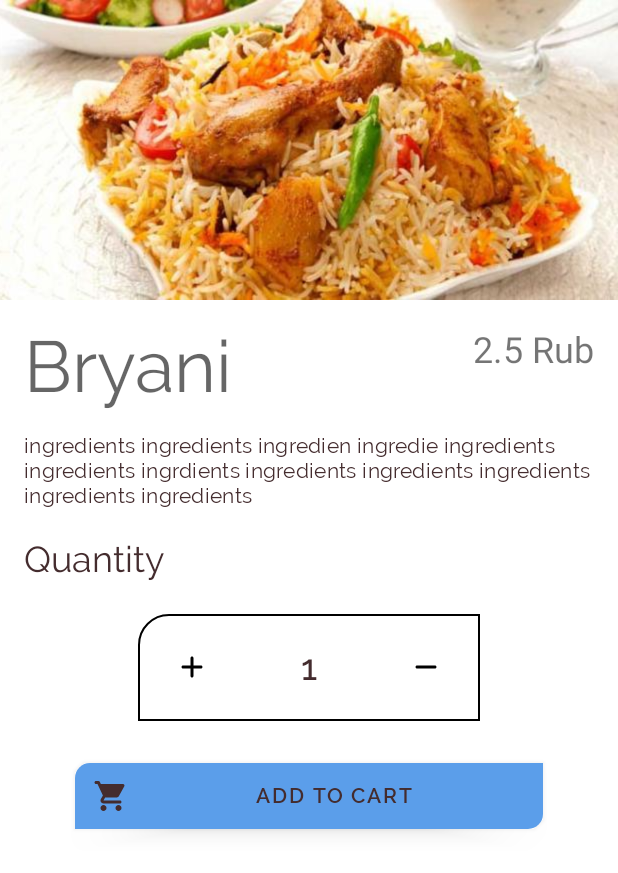
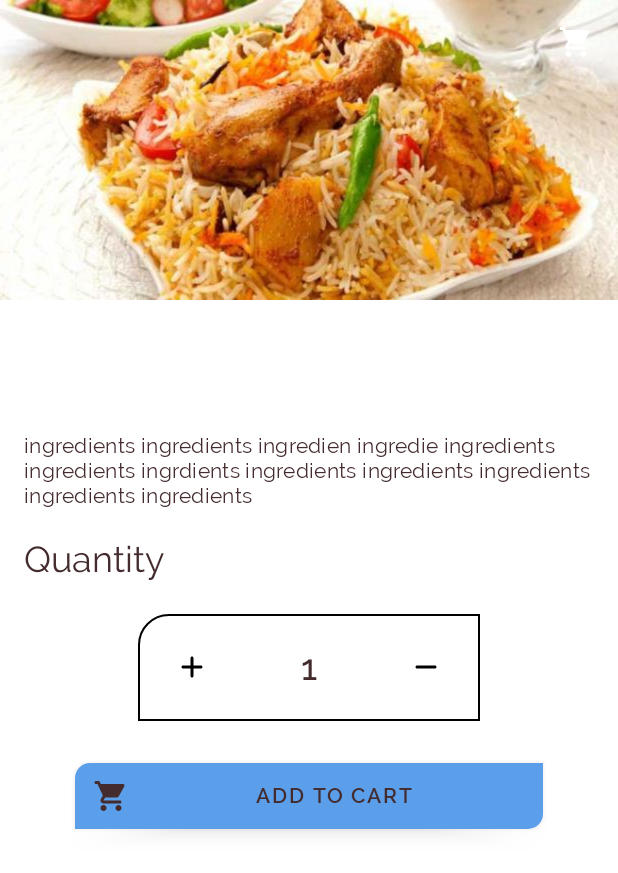
Before and after one commit to imustafin/innopolis-express, an Android app: the FoodDetails screen opened directly, with no data from a screen before it, on a phone screen of 412 x 824 dp. Shown: the top 873 px of the screen. Run offline under Robolectric (Android 15) with nearby library versions, the phone set to English and light mode, and no system bars; pictures from the network do not load; 4 statements that could not run were skipped.

Commit message:
Finish MVP

```diff
--- a/MVP/app/src/main/java/mfq/com/refooddelivery2/activity/CartActivity.java
+++ b/MVP/app/src/main/java/mfq/com/refooddelivery2/activity/CartActivity.java
@@ -16,11 +16,6 @@
 
         CartFragment fragment = new CartFragment();
         getSupportFragmentManager().beginTransaction().replace(R.id.fragmentContainer, fragment, CartFragment.class.getSimpleName()).commit();
-//        new Handler().postDelayed(() -> {
-//            mFab.setExpanded(!mFab.isExpanded());
-//            mBottomBar.setVisibility(View.INVISIBLE);
-//
-//        }, 100);
 
     }
 
--- a/MVP/app/src/main/java/mfq/com/refooddelivery2/activity/FoodDetails.java
+++ b/MVP/app/src/main/java/mfq/com/refooddelivery2/activity/FoodDetails.java
@@ -1,12 +1,38 @@
 package mfq.com.refooddelivery2.activity;
 
+import android.content.Context;
+import android.content.Intent;
 import android.os.Bundle;
+import android.view.View;
+import android.widget.ImageView;
+import android.widget.TextView;
+import android.widget.Toast;
+
+import com.bumptech.glide.Glide;
+import com.bumptech.glide.request.RequestOptions;
 
 import androidx.appcompat.app.AppCompatActivity;
 import androidx.appcompat.widget.Toolbar;
 import mfq.com.refooddelivery2.R;
+import mfq.com.refooddelivery2.helper.QuantityPicker;
+import mfq.com.refooddelivery2.models.Cart;
+import mfq.com.refooddelivery2.models.Product;
 
-public class FoodDetails extends AppCompatActivity {
+public class FoodDetails extends AppCompatActivity implements View.OnClickListener, QuantityPicker.OnQtyChangedListener {
+    private static final String KEY_PRODUCT = "PRODUCT";
+    private View mAddToCartButton;
+    private TextView mDescription;
+    private TextView mPrice;
+    private QuantityPicker mQty;
+    private TextView mTitle;
+    private Product mProduct;
+    private ImageView mImg;
+
+    public static Intent buildIntent(Context c, Product product) {
+        Intent intent = new Intent(c, FoodDetails.class);
+        intent.putExtra(KEY_PRODUCT, product);
+        return intent;
+    }
 
     @Override
     protected void onCreate(Bundle savedInstanceState) {
@@ -14,8 +40,47 @@
         setContentView(R.layout.activity_food_details);
         Toolbar toolbar = findViewById(R.id.toolbar);
         setSupportActionBar(toolbar);
+        mAddToCartButton = findViewById(R.id.detail_add_to_cart);
+        mDescription = findViewById(R.id.detail_description);
+        mPrice = findViewById(R.id.detail_price);
+        mQty = findViewById(R.id.detail_qty);
+        mTitle = findViewById(R.id.detail_title);
+        mImg = findViewById(R.id.detail_img);
 
+        mProduct = getIntent().getParcelableExtra(KEY_PRODUCT);
+        RequestOptions requestOptions = RequestOptions.placeholderOf(R.drawable.freakah).dontTransform();
+        Glide.with(this).load(mProduct.getImgUrl()).apply(requestOptions).into(mImg);
+        mTitle.setText(mProduct.getName());
+        mDescription.setText(mProduct.getDescription());
+        mPrice.setText(mProduct.getPrice().getFormattedValue());
+        mAddToCartButton.setOnClickListener(this);
+        findViewById(R.id.details_cart).setOnClickListener(this);
+        mQty.setOnQtyChangedListener(this);
 
     }
 
+    @Override
+    public void onClick(View v) {
+        if (v.getId() == R.id.details_cart) {
+            startActivity(new Intent(this, CartActivity.class));
+            return;
+        }
+        Cart.getInstance().addProduct(mProduct);
+        Toast.makeText(this, mProduct.getQuantity() + " " + mProduct.getName() + " is added to cart", Toast.LENGTH_SHORT).show();
+    }
+
+    @Override
+    public void onQtyChanged(int qty) {
+        mProduct.setQuantity(qty);
+    }
+
+    @Override
+    public void onQtyIncreased(int qty) {
+
+    }
+
+    @Override
+    public void onQtyDecreased(int qty) {
+
+    }
 }
--- a/MVP/app/src/main/java/mfq/com/refooddelivery2/models/Cart.java
+++ b/MVP/app/src/main/java/mfq/com/refooddelivery2/models/Cart.java
@@ -6,8 +6,8 @@
 
 public class Cart {
 
+    List<Product> mProducts = new ArrayList<>();
     String cartId;
-    List<Product> mProducts = new ArrayList<>();
     Totals totals;
     User user;
 
--- a/MVP/app/src/main/java/mfq/com/refooddelivery2/recycler/CartItemViewHolder.java
+++ b/MVP/app/src/main/java/mfq/com/refooddelivery2/recycler/CartItemViewHolder.java
@@ -26,7 +26,6 @@
     public void bind(Product product) {
         mQtyTextView.setText(itemView.getContext().getString(R.string.cart_qty, product.getQuantity()));
         mPriceTextView.setPrice(product.getPrice());
-        // FIXME use glide here and API
         mNameTextView.setText(product.getName());
         Glide.with(mContext).load(product.getImgUrl()).into(mImg);
     }
--- a/MVP/app/src/main/java/mfq/com/refooddelivery2/recycler/CartItemsAdapter.java
+++ b/MVP/app/src/main/java/mfq/com/refooddelivery2/recycler/CartItemsAdapter.java
@@ -31,11 +31,11 @@
 
     @Override
     public void onBindViewHolder(@NonNull RecyclerView.ViewHolder viewHolder, int i) {
-//        ((CartItemViewHolder) viewHolder).bind(mProducts.get(i));
+        ((CartItemViewHolder) viewHolder).bind(mProducts.get(i));
     }
 
     @Override
     public int getItemCount() {
-        return 1;
+        return mProducts.size();
     }
 }
--- a/MVP/app/src/main/java/mfq/com/refooddelivery2/recycler/FoodViewHolder.java
+++ b/MVP/app/src/main/java/mfq/com/refooddelivery2/recycler/FoodViewHolder.java
@@ -1,7 +1,6 @@
 package mfq.com.refooddelivery2.recycler;
 
 import android.content.Context;
-import android.content.Intent;
 import android.os.Build;
 import android.view.View;
 import android.widget.ImageView;
@@ -34,7 +33,6 @@
         mImg = itemView.findViewById(R.id.product_item_img);
         mPriceTextView = itemView.findViewById(R.id.product_item_price);
         mDescriptionTextView = itemView.findViewById(R.id.product_item_description);
-
         itemView.setOnClickListener(this);
 
     }
@@ -43,7 +41,6 @@
 
     public void bind(Product product) {
         mProduct = product;
-        // FIXME use glide here and API
         mNameTextView.setText(product.getName());
         mPriceTextView.setPrice(product.getPrice());
         mDescriptionTextView.setText(product.getDescription());
@@ -55,7 +52,7 @@
     @RequiresApi(api = Build.VERSION_CODES.LOLLIPOP)
     @Override
     public void onClick(View view) {
-        mContext.startActivity(new Intent(mContext, FoodDetails.class));
+        mContext.startActivity( FoodDetails.buildIntent(view.getContext(),mProduct));
 
     }
 
--- /dev/null
+++ b/MVP/app/src/main/res/drawable/ic_round_shopping_cart_white.xml
@@ -0,0 +1,11 @@
+<vector xmlns:android="http://schemas.android.com/apk/res/android"
+        android:width="24dp"
+        android:height="24dp"
+        android:tint="@color/white"
+        android:autoMirrored="true"
+        android:viewportHeight="24"
+        android:viewportWidth="24">
+    <path
+        android:fillColor="#FFFFFFFF"
+        android:pathData="M7,18c-1.1,0 -1.99,0.9 -1.99,2S5.9,22 7,22s2,-0.9 2,-2S8.1,18 7,18zM1,3L1,3c0,0.55 0.45,1 1,1h1l3.6,7.59l-1.35,2.44C4.52,15.37 5.48,17 7,17h11c0.55,0 1,-0.45 1,-1v0c0,-0.55 -0.45,-1 -1,-1H7l1.1,-2h7.45c0.75,0 1.41,-0.41 1.75,-1.03l3.58,-6.49C21.25,4.82 20.77,4 20.01,4H5.21L4.54,2.57C4.38,2.22 4.02,2 3.64,2L2,2C1.45,2 1,2.45 1,3zM17,18c-1.1,0 -1.99,0.9 -1.99,2s0.89,2 1.99,2s2,-0.9 2,-2S18.1,18 17,18z"/>
+</vector>
--- a/MVP/app/src/main/res/layout/cart_first_total_layout.xml
+++ b/MVP/app/src/main/res/layout/cart_first_total_layout.xml
@@ -16,6 +16,7 @@
         android:layout_height="wrap_content"/>
 
     <TextView
+        android:id="@+id/cart_total_first"
         style="@style/TextHeadline6"
         android:text="5.50 JD"
         android:textAllCaps="true"
--- a/MVP/app/src/main/res/layout/cart_item.xml
+++ b/MVP/app/src/main/res/layout/cart_item.xml
@@ -3,6 +3,7 @@
                 android:layout_width="match_parent"
                 android:layout_height="wrap_content"
                 xmlns:app="http://schemas.android.com/apk/res-auto"
+                xmlns:tools="http://schemas.android.com/tools"
                 android:layout_marginTop="@dimen/dimen_16dp"
                 android:orientation="vertical">
 
@@ -11,6 +12,8 @@
         style="@style/IconStyle"
         android:layout_width="wrap_content"
         android:layout_height="wrap_content"
+        android:visibility="invisible"
+        tools:visibility="visible"
         android:layout_alignParentEnd="true"
         android:layout_centerInParent="true"
         android:layout_marginEnd="16dp"
@@ -19,6 +22,8 @@
 
 
     <ImageView
+        android:visibility="invisible"
+        tools:visibility="visible"
         android:id="@+id/cart_item_delete"
         style="@style/IconStyle"
         android:layout_width="wrap_content"
--- a/MVP/app/src/main/res/layout/content_food_details.xml
+++ b/MVP/app/src/main/res/layout/content_food_details.xml
@@ -21,6 +21,7 @@
 
 
             <ImageView
+                android:id="@+id/detail_img"
                 android:layout_width="match_parent"
                 android:layout_height="200dp"
                 android:scaleType="centerCrop"
@@ -44,12 +45,13 @@
 
 
                 <ImageView
+                    android:id="@+id/details_cart"
+                    android:layout_gravity="end"
+                    android:layout_margin="8dp"
                     style="@style/IconStyle.OnToolBar"
                     android:layout_width="wrap_content"
                     android:layout_height="wrap_content"
-                    android:scaleX="0"
-                    android:scaleY="0"
-                    android:src="@drawable/ic_round_arrow_back_white"/>
+                    android:src="@drawable/ic_round_shopping_cart_white"/>
 
 
             </androidx.appcompat.widget.Toolbar>
@@ -79,22 +81,25 @@
                 android:gravity="center">
 
                 <TextView
+                    android:id="@+id/detail_title"
                     style="@style/Details.Headline"
                     android:layout_width="0dp"
                     android:layout_height="wrap_content"
                     android:layout_weight="1"
-                    android:text="Bryani"/>
+                    tools:text="Bryani"/>
 
                 <TextView
+                    android:id="@+id/detail_price"
                     android:layout_width="wrap_content"
                     android:layout_height="match_parent"
                     android:textSize="24sp"
-                    android:text="2.5 Rub"
+                    tools:text="2.5 Rub"
                     />
             </LinearLayout>
 
 
             <TextView
+                android:id="@+id/detail_description"
                 style="@style/TextBody2"
                 android:layout_width="match_parent"
                 android:layout_height="wrap_content"
@@ -111,6 +116,7 @@
                 />
 
             <mfq.com.refooddelivery2.helper.QuantityPicker
+                android:id="@+id/detail_qty"
                 android:layout_width="wrap_content"
                 android:layout_height="wrap_content"
                 android:layout_gravity="center"
@@ -121,6 +127,7 @@
 
 
             <mfq.com.refooddelivery2.helper.BrandShapedButton
+                android:id="@+id/detail_add_to_cart"
                 style="@style/ButtonStyle"
                 android:layout_width="320dp"
                 android:layout_height="56dp"
```
Also changed, not shown: MVP/app/src/main/java/mfq/com/refooddelivery2/fragments/CartFragment.java (+52 -7 lines), MVP/app/src/main/res/layout/cart_delivery_layout.xml (+5 -15 lines), MVP/app/src/main/res/layout/cart_phone_layout.xml (+4 -12 lines), MVP/app/src/main/res/layout/cart_totals_layout.xml (+0 -51 lines), MVP/app/src/main/res/layout/fragment_cart.xml (+23 -11 lines), MVP/app/src/main/res/layout/quantity_layout.xml (+0 -10 lines), 2 other files.
